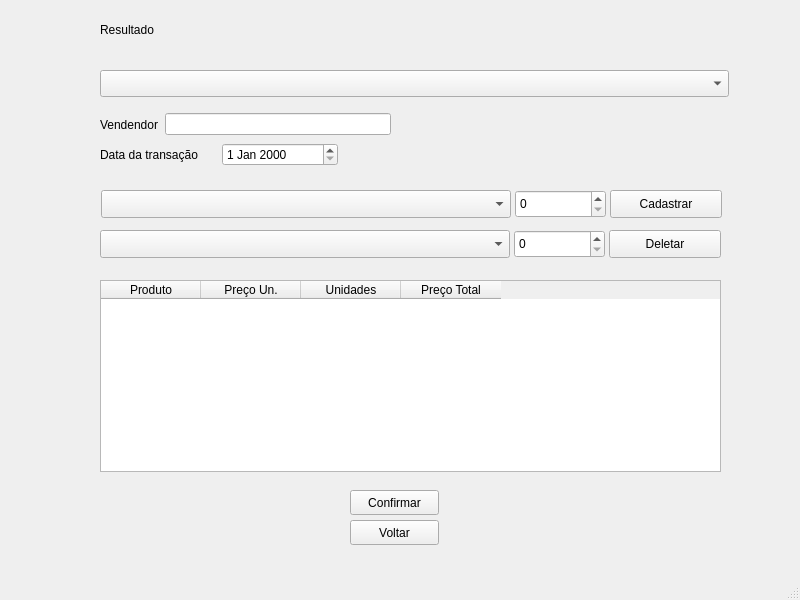
The window that qt6/src/cadtransacao.ui (lamarckf/cuidesys) describes before a commit, drawn with Qt 5.
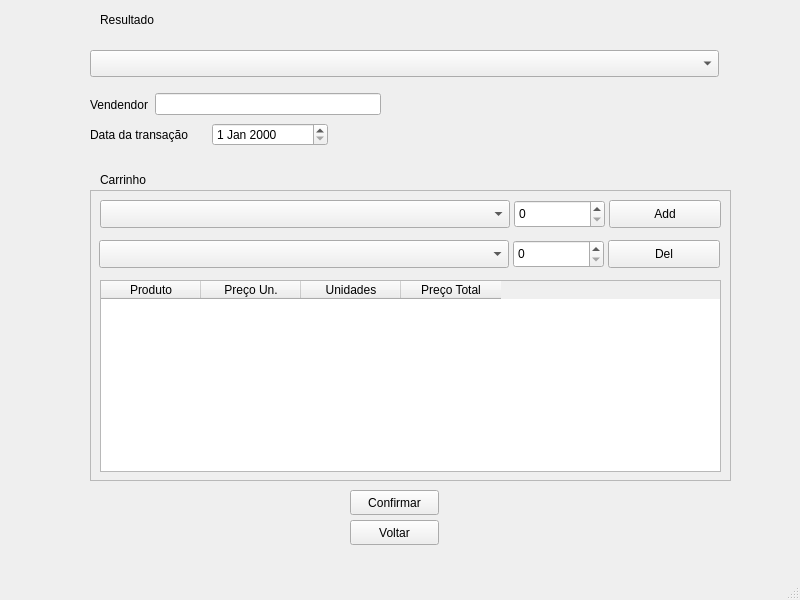
The same window after the commit.

The edit to the form file:
```diff
--- a/qt6/src/cadtransacao.ui
+++ b/qt6/src/cadtransacao.ui
@@ -43,8 +43,8 @@
    <widget class="QWidget" name="layoutWidget">
     <property name="geometry">
      <rect>
-      <x>100</x>
-      <y>110</y>
+      <x>90</x>
+      <y>90</y>
       <width>291</width>
       <height>29</height>
      </rect>
@@ -65,8 +65,8 @@
    <widget class="QWidget" name="layoutWidget">
     <property name="geometry">
      <rect>
-      <x>100</x>
-      <y>140</y>
+      <x>90</x>
+      <y>120</y>
       <width>238</width>
       <height>30</height>
      </rect>
@@ -118,7 +118,7 @@
     <property name="geometry">
      <rect>
       <x>100</x>
-      <y>20</y>
+      <y>10</y>
       <width>621</width>
       <height>19</height>
      </rect>
@@ -130,8 +130,8 @@
    <widget class="QComboBox" name="tipoComboBox">
     <property name="geometry">
      <rect>
-      <x>100</x>
-      <y>70</y>
+      <x>90</x>
+      <y>50</y>
       <width>629</width>
       <height>27</height>
      </rect>
@@ -140,8 +140,8 @@
    <widget class="QSpinBox" name="prodSpinBoxDel">
     <property name="geometry">
      <rect>
-      <x>514</x>
-      <y>230</y>
+      <x>513</x>
+      <y>240</y>
       <width>91</width>
       <height>28</height>
      </rect>
@@ -150,21 +150,21 @@
    <widget class="QPushButton" name="DeletarPushButton">
     <property name="geometry">
      <rect>
-      <x>609</x>
-      <y>230</y>
+      <x>608</x>
+      <y>240</y>
       <width>112</width>
       <height>28</height>
      </rect>
     </property>
     <property name="text">
-     <string>Deletar</string>
+     <string>Del</string>
     </property>
    </widget>
    <widget class="QComboBox" name="prodComboBoxDel">
     <property name="geometry">
      <rect>
-      <x>100</x>
-      <y>230</y>
+      <x>99</x>
+      <y>240</y>
       <width>410</width>
       <height>28</height>
      </rect>
@@ -173,8 +173,8 @@
    <widget class="QSpinBox" name="prodSpinBox">
     <property name="geometry">
      <rect>
-      <x>515</x>
-      <y>190</y>
+      <x>514</x>
+      <y>200</y>
       <width>91</width>
       <height>28</height>
      </rect>
@@ -183,26 +183,70 @@
    <widget class="QPushButton" name="CadastrarPushButton">
     <property name="geometry">
      <rect>
-      <x>610</x>
-      <y>190</y>
+      <x>609</x>
+      <y>200</y>
       <width>112</width>
       <height>28</height>
      </rect>
     </property>
     <property name="text">
-     <string>Cadastrar</string>
+     <string>Add</string>
     </property>
    </widget>
    <widget class="QComboBox" name="prodComboBox">
     <property name="geometry">
      <rect>
-      <x>101</x>
-      <y>190</y>
+      <x>100</x>
+      <y>200</y>
       <width>410</width>
       <height>28</height>
      </rect>
     </property>
    </widget>
+   <widget class="QLabel" name="label_3">
+    <property name="geometry">
+     <rect>
+      <x>100</x>
+      <y>170</y>
+      <width>67</width>
+      <height>19</height>
+     </rect>
+    </property>
+    <property name="text">
+     <string>Carrinho</string>
+    </property>
+   </widget>
+   <widget class="QFrame" name="frame">
+    <property name="geometry">
+     <rect>
+      <x>90</x>
+      <y>190</y>
+      <width>641</width>
+      <height>291</height>
+     </rect>
+    </property>
+    <property name="frameShape">
+     <enum>QFrame::StyledPanel</enum>
+    </property>
+    <property name="frameShadow">
+     <enum>QFrame::Raised</enum>
+    </property>
+   </widget>
+   <zorder>frame</zorder>
+   <zorder>voltar</zorder>
+   <zorder>confirmarPushButton</zorder>
+   <zorder>layoutWidget</zorder>
+   <zorder>layoutWidget</zorder>
+   <zorder>tableWidget</zorder>
+   <zorder>resultLabel</zorder>
+   <zorder>tipoComboBox</zorder>
+   <zorder>prodSpinBoxDel</zorder>
+   <zorder>DeletarPushButton</zorder>
+   <zorder>prodComboBoxDel</zorder>
+   <zorder>prodSpinBox</zorder>
+   <zorder>CadastrarPushButton</zorder>
+   <zorder>prodComboBox</zorder>
+   <zorder>label_3</zorder>
   </widget>
   <widget class="QMenuBar" name="menubar">
    <property name="geometry">
```
